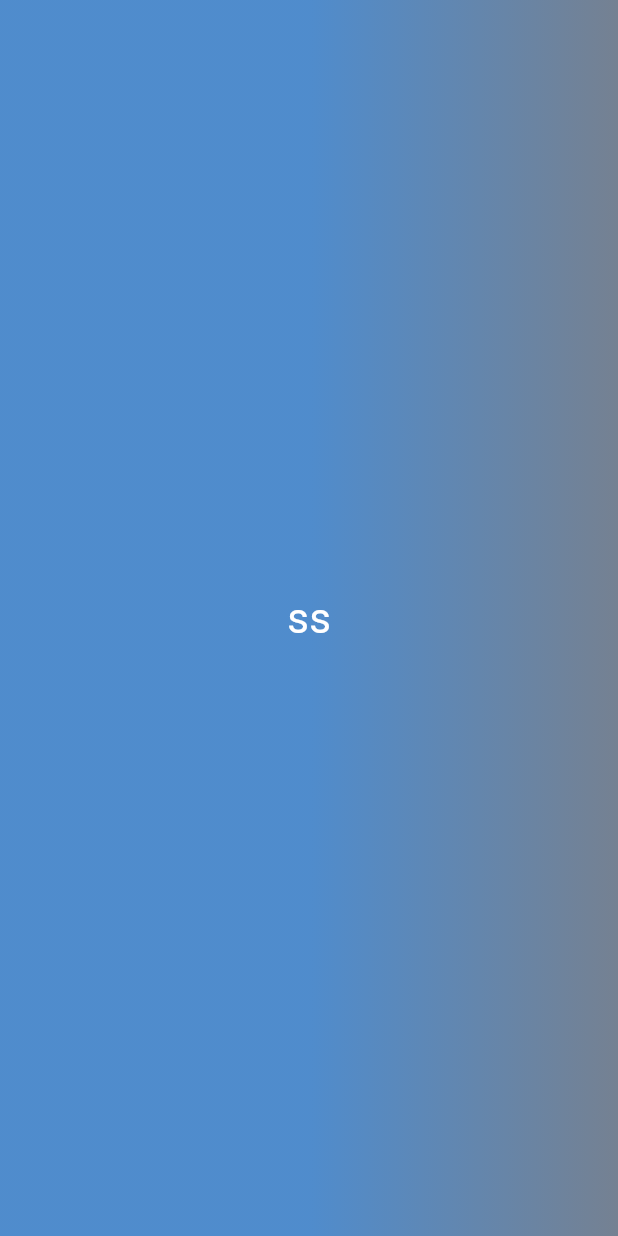
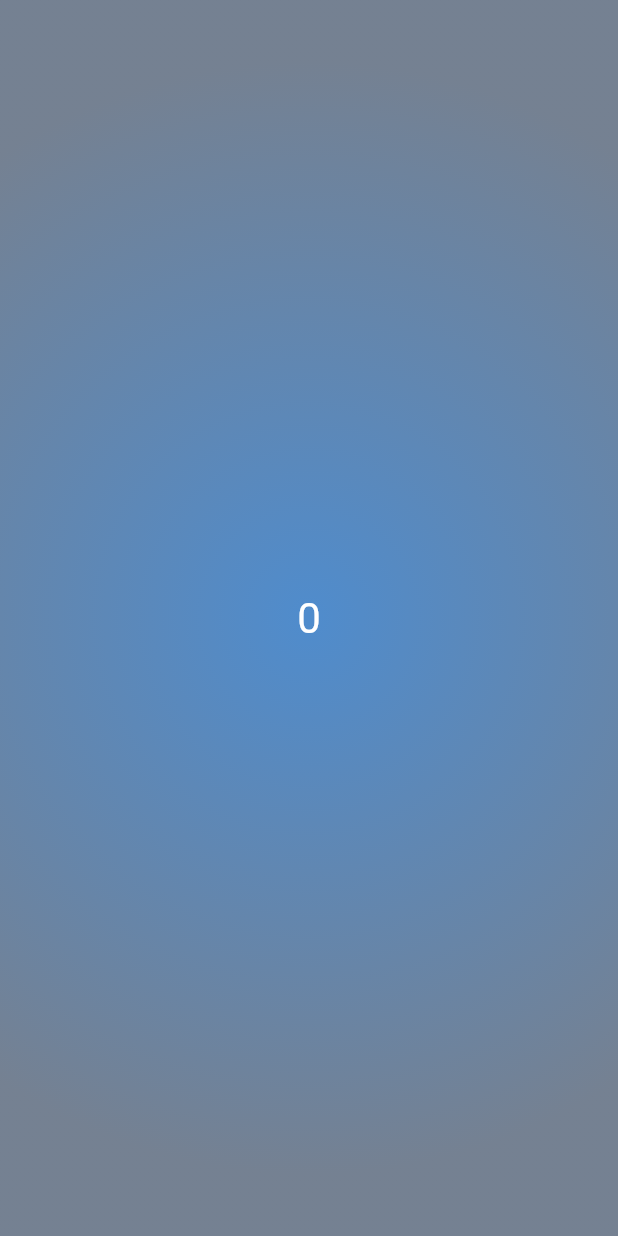
Before and after one commit to Perr4/firt_app, a Flutter app: the screen it shows after launch, on a phone screen of 412 x 824 dp. Run offline on Flutter 3.47's test engine with Material 3 defaults, Android fonts, the phone set to English and light mode, and no system bars.

Commit message:
commit n°3

```diff
--- a/lib/main.dart
+++ b/lib/main.dart
@@ -4,30 +4,40 @@ void main() {
   runApp(
     MaterialApp(
       title: "bella",
+      home: MyApp())
 
-      home: Scaffold(
-       // backgroundColor: Colors.amberAccent,
-
-        body: Container(
-          decoration: const BoxDecoration(
-            gradient: LinearGradient(
-              colors: [
-                Color.fromRGBO(1, 92, 182, 0.69),
-                Color.fromRGBO(55, 76, 97, 0.69),
-              ],
-              begin: AlignmentGeometry.center,
-              end: AlignmentGeometry.centerEnd
-            ),
-          ),
-          child: bodymain()
-        ),
-      ),
-    ),
   );
 }
 
 Widget bodymain() {
   return Center(
-    child: Text("ss",style: TextStyle(fontSize: 28,color: Colors.white),),
+    child: Text("0",style: TextStyle(fontSize: 28,color: Colors.white),),
   );
 }
+
+class MyApp extends StatelessWidget{
+
+
+  @override
+  Widget build(BuildContext context) {
+   return Scaffold(
+       // backgroundColor: Colors.amberAccent,
+
+        body: Container(
+          decoration: const BoxDecoration(
+            gradient: RadialGradient(
+              colors: [
+                Color.fromRGBO(1, 92, 182, 0.69),
+                Color.fromRGBO(55, 76, 97, 0.69),
+              ],
+              center: AlignmentGeometry.center,
+              radius: 0.9
+
+            ),
+          ),
+          child: bodymain()
+        ),
+      );
+  }
+
+}
```
Also changed, not shown: 1 other file.
